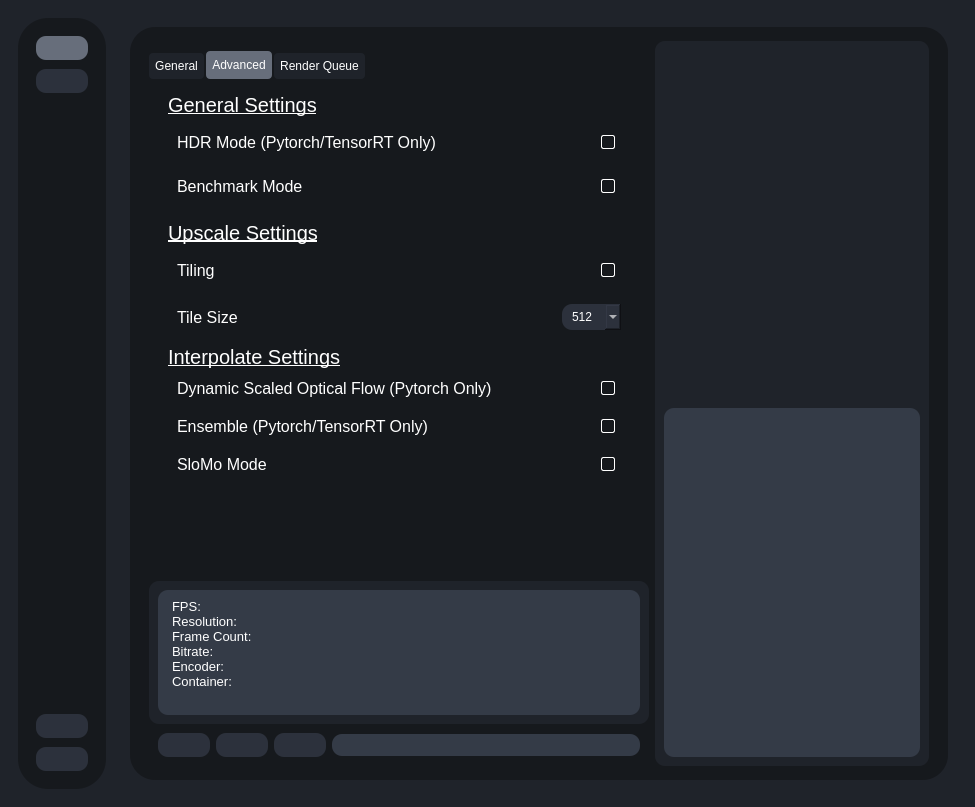
This is testRVEInterface.ui in gokulmc/enhance_crop as Qt 5 draws it before an edit. The edited form follows.
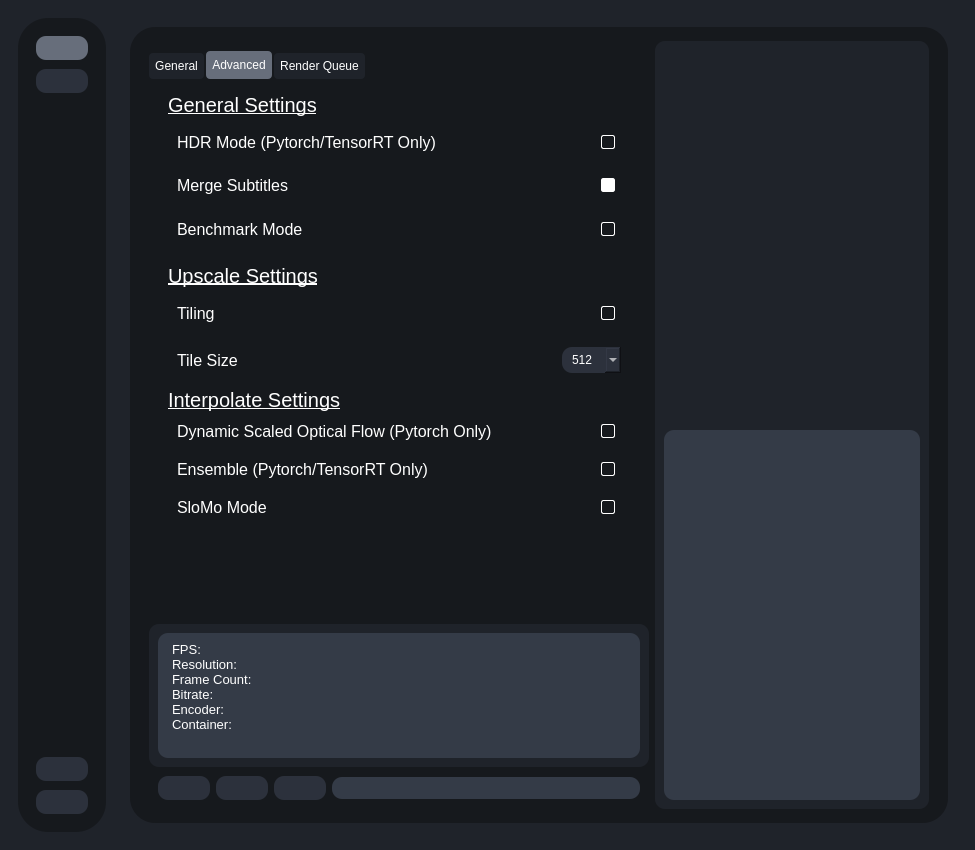
This is the edited form. The open tabs and pages were chosen to show the change. Icons and pictures are not drawn.

Commit message: merge subs instead, as thats what causes the issue

```diff
--- a/testRVEInterface.ui
+++ b/testRVEInterface.ui
@@ -1223,6 +1223,78 @@
                           </layout>
                          </widget>
                         </item>
+                        <item>
+                         <widget class="QWidget" name="widget_19" native="true">
+                          <layout class="QHBoxLayout" name="horizontalLayout_36">
+                           <item>
+                            <widget class="QLabel" name="label_62">
+                             <property name="font">
+                              <font>
+                               <pointsize>12</pointsize>
+                              </font>
+                             </property>
+                             <property name="toolTip">
+                              <string />
+                             </property>
+                             <property name="statusTip">
+                              <string />
+                             </property>
+                             <property name="text">
+                              <string>Merge Subtitles</string>
+                             </property>
+                            </widget>
+                           </item>
+                           <item>
+                            <spacer name="horizontalSpacer_24">
+                             <property name="orientation">
+                              <enum>Qt::Orientation::Horizontal</enum>
+                             </property>
+                             <property name="sizeHint" stdset="0">
+                              <size>
+                               <width>252</width>
+                               <height>17</height>
+                              </size>
+                             </property>
+                            </spacer>
+                           </item>
+                           <item>
+                            <widget class="QLabel" name="label_61">
+                             <property name="maximumSize">
+                              <size>
+                               <width>25</width>
+                               <height>25</height>
+                              </size>
+                             </property>
+                             <property name="toolTip">
+                              <string>&lt;html&gt;&lt;head/&gt;&lt;body&gt;&lt;p&gt;&lt;span style=" font-weight:700;"&gt;Merge Subtitles&lt;/span&gt;&lt;/p&gt;&lt;p&gt; -Merges subtitles into output video, may cause issues with some audio tracks (yes AUDIO).&lt;/p&gt;&lt;/body&gt;&lt;/html&gt;</string>
+                             </property>
+                             <property name="text">
+                              <string />
+                             </property>
+                             <property name="pixmap">
+                              <pixmap resource="resources.qrc">:/icons/icons/info.svg</pixmap>
+                             </property>
+                             <property name="scaledContents">
+                              <bool>true</bool>
+                             </property>
+                            </widget>
+                           </item>
+                           <item>
+                            <widget class="QCheckBox" name="mergeSubtitlesCheckBox">
+                             <property name="styleSheet">
+                              <string notr="true" />
+                             </property>
+                             <property name="text">
+                              <string />
+                             </property>
+                             <property name="checked">
+                              <bool>true</bool>
+                             </property>
+                            </widget>
+                           </item>
+                          </layout>
+                         </widget>
+                        </item>
                         <item>
                          <widget class="QWidget" name="benchmarkModeContainer" native="true">
                           <layout class="QHBoxLayout" name="horizontalLayout_42">
```
Left out of the diff: 14 changed lines with no effect on the pictures. The commit also changes 6 other files.
